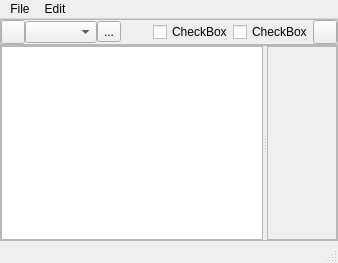
Panniku/ScrnshotMgr, file mainwindow.ui: the form before one commit.
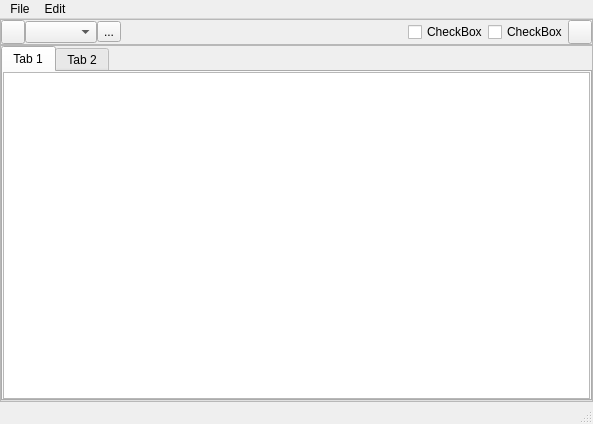
The form after the commit.

What changed in the file:
```diff
--- a/mainwindow.ui
+++ b/mainwindow.ui
@@ -6,8 +6,8 @@
    <rect>
     <x>0</x>
     <y>0</y>
-    <width>338</width>
-    <height>263</height>
+    <width>593</width>
+    <height>424</height>
    </rect>
   </property>
   <property name="sizePolicy">
@@ -182,29 +182,43 @@
         <number>0</number>
        </property>
        <item>
-        <widget class="QSplitter" name="splitter">
-         <property name="orientation">
-          <enum>Qt::Horizontal</enum>
+        <widget class="QTabWidget" name="tabWidget">
+         <property name="currentIndex">
+          <number>0</number>
          </property>
-         <widget class="QTextEdit" name="textEdit">
-          <property name="readOnly">
-           <bool>true</bool>
-          </property>
+         <widget class="QWidget" name="tab">
+          <attribute name="title">
+           <string>Tab 1</string>
+          </attribute>
+          <layout class="QHBoxLayout" name="horizontalLayout_3">
+           <property name="spacing">
+            <number>0</number>
+           </property>
+           <property name="leftMargin">
+            <number>0</number>
+           </property>
+           <property name="topMargin">
+            <number>0</number>
+           </property>
+           <property name="rightMargin">
+            <number>0</number>
+           </property>
+           <property name="bottomMargin">
+            <number>0</number>
+           </property>
+           <item>
+            <widget class="QTextEdit" name="textEdit">
+             <property name="readOnly">
+              <bool>true</bool>
+             </property>
+            </widget>
+           </item>
+          </layout>
          </widget>
-         <widget class="QScrollArea" name="scrollArea">
-          <property name="widgetResizable">
-           <bool>true</bool>
-          </property>
-          <widget class="QWidget" name="scrollAreaWidgetContents">
-           <property name="geometry">
-            <rect>
-             <x>0</x>
-             <y>0</y>
-             <width>68</width>
-             <height>190</height>
-            </rect>
-           </property>
-          </widget>
+         <widget class="QWidget" name="tab_2">
+          <attribute name="title">
+           <string>Tab 2</string>
+          </attribute>
          </widget>
         </widget>
        </item>
@@ -218,7 +232,7 @@
     <rect>
      <x>0</x>
      <y>0</y>
-     <width>338</width>
+     <width>593</width>
      <height>21</height>
     </rect>
    </property>
```
Left out of the diff: 2 changed lines with no effect on the pictures.
